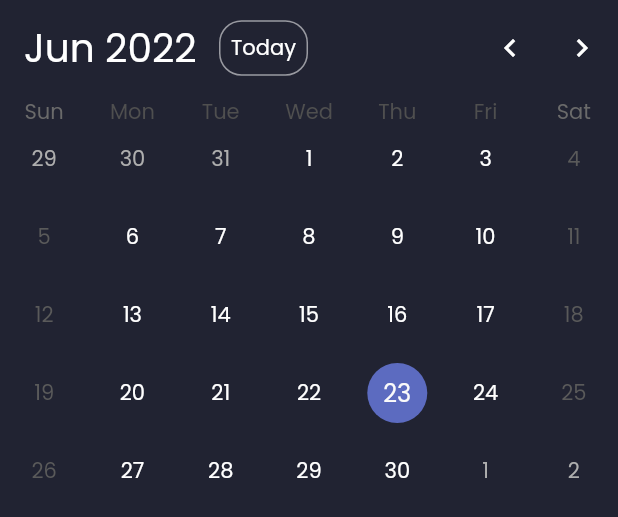
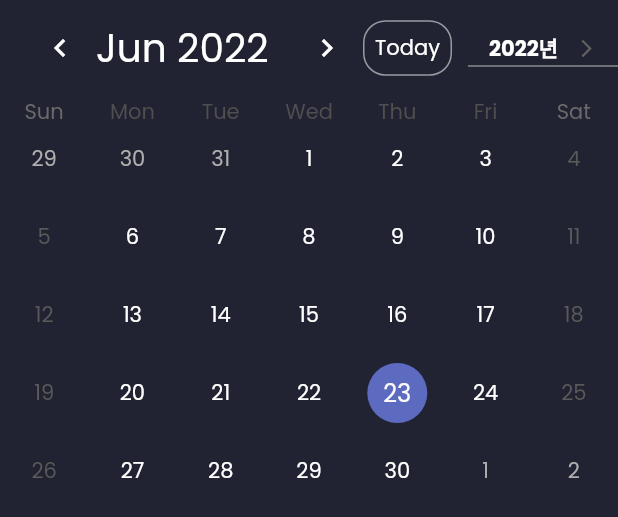
Before and after one commit to jinwoo-nam/Instapay-admin, a Flutter app: the CalendarWidget widget shown alone on an empty page, opened directly, on a phone screen of 412 x 824 dp. Shown: the top 517 px of the screen. Run offline on Flutter 3.47's test engine with Material 2 defaults, Android fonts, the phone set to English and light mode, and no system bars; drawn by our look-alikes of dropdown_button2, table_calendar; our stand-ins replace data_table_2, dio, flutter_secure_storage, fluttertoast, font_awesome_flutter, freezed_annotation and 2 more; missing offline and left inert: excel; accounts and stored records are empty; generated files the repository leaves out were written again; network calls fail.

Commit message:
달력 년도 선택 기능 추가

```diff
--- a/lib/presentation/common_widget/calendar_widget.dart
+++ b/lib/presentation/common_widget/calendar_widget.dart
@@ -1,3 +1,4 @@
+import 'package:dropdown_button2/dropdown_button2.dart';
 import 'package:flutter/material.dart';
 import 'package:intl/intl.dart';
 import 'package:table_calendar/table_calendar.dart';
@@ -16,6 +17,7 @@ class CalendarWidget extends StatefulWidget {
 
 class _CalendarWidgetState extends State<CalendarWidget> {
   late final PageController _pageController;
+
   final ValueNotifier<DateTime> _focusedDay = ValueNotifier(DateTime.now());
   DateTime? _selectedDay;
 
@@ -63,6 +65,13 @@ class _CalendarWidgetState extends State<CalendarWidget> {
                   curve: Curves.easeOut,
                 );
               },
+              onYearSelect: (year) {
+                int res = int.parse(year.substring(0, year.length - 1));
+                int gap = res - _focusedDay.value.year;
+                _focusedDay.value = DateTime(res, DateTime.now().month);
+                _pageController
+                    .jumpToPage(_pageController.page!.round() + (12 * gap));
+              },
             );
           },
         ),
@@ -91,13 +100,14 @@ class _CalendarWidgetState extends State<CalendarWidget> {
   }
 }
 
-class _CalendarHeader extends StatelessWidget {
+class _CalendarHeader extends StatefulWidget {
   final DateTime focusedDay;
   final VoidCallback onLeftArrowTap;
   final VoidCallback onRightArrowTap;
   final VoidCallback onTodayButtonTap;
   final VoidCallback onClearButtonTap;
   final bool clearButtonVisible;
+  final void Function(String) onYearSelect;
 
   const _CalendarHeader({
     Key? key,
@@ -107,17 +117,39 @@ class _CalendarHeader extends StatelessWidget {
     required this.onTodayButtonTap,
     required this.onClearButtonTap,
     required this.clearButtonVisible,
+    required this.onYearSelect,
   }) : super(key: key);
 
   @override
+  State<_CalendarHeader> createState() => _CalendarHeaderState();
+}
+
+class _CalendarHeaderState extends State<_CalendarHeader> {
+  List<String> yearItems = [];
+  List<String> monthtems = [];
+  String selectedValue = '${DateTime.now().year}년';
+
+  @override
+  void initState() {
+    for (int i = 0; i < 10; i++) {
+      yearItems.add('${DateTime.now().year - i}년');
+    }
+    super.initState();
+  }
+
+  @override
   Widget build(BuildContext context) {
-    final headerText = DateFormat.yMMM().format(focusedDay);
+    final headerText = DateFormat.yMMM().format(widget.focusedDay);
 
     return Padding(
       padding: const EdgeInsets.symmetric(vertical: 8.0),
       child: Row(
         children: [
           const SizedBox(width: 16.0),
+          IconButton(
+            icon: const Icon(Icons.chevron_left),
+            onPressed: widget.onLeftArrowTap,
+          ),
           SizedBox(
             width: 130.0,
             child: Text(
@@ -125,8 +157,12 @@ class _CalendarHeader extends StatelessWidget {
               style: const TextStyle(fontSize: 26.0),
             ),
           ),
+          IconButton(
+            icon: const Icon(Icons.chevron_right),
+            onPressed: widget.onRightArrowTap,
+          ),
           GestureDetector(
-            onTap: onTodayButtonTap,
+            onTap: widget.onTodayButtonTap,
             child: Container(
               padding: const EdgeInsets.all(7),
               decoration: BoxDecoration(
@@ -137,13 +173,53 @@ class _CalendarHeader extends StatelessWidget {
             ),
           ),
           const Spacer(),
-          IconButton(
-            icon: const Icon(Icons.chevron_left),
-            onPressed: onLeftArrowTap,
-          ),
-          IconButton(
-            icon: const Icon(Icons.chevron_right),
-            onPressed: onRightArrowTap,
+          DropdownButton2(
+            isExpanded: true,
+            items: yearItems
+                .map((item) => DropdownMenuItem<String>(
+                      value: item,
+                      child: Text(
+                        item,
+                        style: const TextStyle(
+                          fontSize: 14,
+                          fontWeight: FontWeight.bold,
+                          color: Colors.white,
+                        ),
+                        overflow: TextOverflow.ellipsis,
+                      ),
+                    ))
+                .toList(),
+            value: selectedValue,
+            onChanged: (value) {
+              setState(() {
+                selectedValue = value as String;
+                widget.onYearSelect.call(selectedValue);
+              });
+            },
+            icon: const Icon(
+              Icons.arrow_forward_ios_outlined,
+            ),
+            iconSize: 14,
+            iconDisabledColor: Colors.grey,
+            buttonHeight: 40,
+            buttonWidth: 100,
+            buttonPadding: const EdgeInsets.only(left: 14, right: 14),
+            buttonDecoration: BoxDecoration(
+              borderRadius: BorderRadius.circular(14),
+            ),
+            itemHeight: 40,
+            itemPadding: const EdgeInsets.only(left: 14, right: 14),
+            dropdownMaxHeight: 200,
+            dropdownWidth: 200,
+            dropdownPadding: null,
+            dropdownDecoration: BoxDecoration(
+              borderRadius: BorderRadius.circular(14),
+            ),
+            dropdownElevation: 8,
+            scrollbarRadius: const Radius.circular(40),
+            scrollbarThickness: 6,
+            scrollbarAlwaysShow: true,
+            offset: const Offset(-20, 0),
           ),
         ],
       ),
@@ -152,5 +228,5 @@ class _CalendarHeader extends StatelessWidget {
 }
 
 final kToday = DateTime.now();
-final kFirstDay = DateTime(kToday.year - 3, 1, 1);
+final kFirstDay = DateTime(kToday.year - 20, 1, 1);
 final kLastDay = DateTime(kToday.year + 3, 1, 1);
--- a/lib/presentation/common_widget/period_select_widget.dart
+++ b/lib/presentation/common_widget/period_select_widget.dart
@@ -7,6 +7,14 @@ enum PeriodSelectType {
   twoMonth,
   threeMonth,
 }
+
+final periodSelect = [
+  PeriodSelectData(title: '당일', type: PeriodSelectType.today),
+  PeriodSelectData(title: '일주일', type: PeriodSelectType.week),
+  PeriodSelectData(title: '1개월', type: PeriodSelectType.oneMonth),
+  PeriodSelectData(title: '2개월', type: PeriodSelectType.twoMonth),
+  PeriodSelectData(title: '3개월', type: PeriodSelectType.threeMonth),
+];
 
 class PeriodSelectWidget extends StatelessWidget {
   final double selectButtonWidth;
--- a/lib/presentation/trade_histroy/trade_history_screen.dart
+++ b/lib/presentation/trade_histroy/trade_history_screen.dart
@@ -2,7 +2,6 @@ import 'package:flutter/material.dart';
 import 'package:font_awesome_flutter/font_awesome_flutter.dart';
 import 'package:instapay_admin/presentation/trade_histroy/trade_history_view_model.dart';
 import 'package:instapay_admin/ui/color.dart';
-import 'package:instapay_admin/util/constant.dart';
 import 'package:intl/intl.dart';
 import 'package:provider/provider.dart';
 
--- a/lib/util/constant.dart
+++ b/lib/util/constant.dart
@@ -1,16 +1,7 @@
 import 'package:flutter/material.dart';
-import 'package:instapay_admin/presentation/common_widget/period_select_widget.dart';
 
 const String loginBaseUrl = 'https://api.instapay.kr/s1/login';
 const String storeBaseUrl = 'https://api.instapay.kr/s1/store';
 const String trasBaseUrl = 'https://api.instapay.kr/s1/tras';
 const String loginAid = 'd20ah-ol17w-03p30-15b05-e05dc';
 GlobalKey globalKey = GlobalKey();
-
-final periodSelect = [
-  PeriodSelectData(title: '당일', type: PeriodSelectType.today),
-  PeriodSelectData(title: '일주일', type: PeriodSelectType.week),
-  PeriodSelectData(title: '1개월', type: PeriodSelectType.oneMonth),
-  PeriodSelectData(title: '2개월', type: PeriodSelectType.twoMonth),
-  PeriodSelectData(title: '3개월', type: PeriodSelectType.threeMonth),
-];
```
Also changed, not shown: lib/presentation/store/qr_manage/qr_manage_screen.dart (+4 -3 lines).
